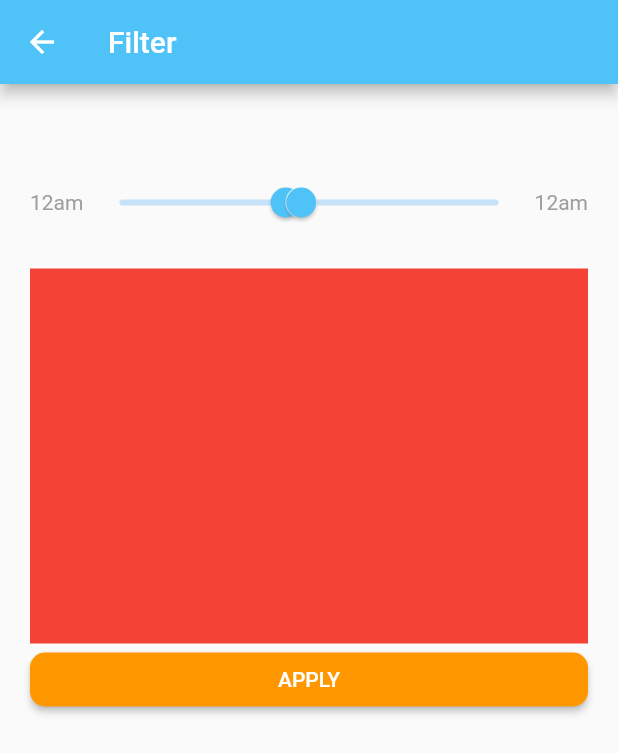
After one commit to Team-Clayton-Cornett/Mobile-App, a Flutter app: the FilterPage screen opened by its route, on a phone screen of 412 x 824 dp. The commit adds this screen. Shown: the top 753 px of the screen. Run offline on Flutter 3.47's test engine with Material 2 defaults, Android fonts, the phone set to English and light mode, and no system bars; our stand-ins replace after_layout, fl_chart, flutter_secure_storage, google_maps_flutter, location, sliding_up_panel; missing offline and left inert: fluster; accounts and stored records are empty.

Commit message:
Added filter page with ability to select time ranges

```diff
--- a/lib/main.dart
+++ b/lib/main.dart
@@ -1,3 +1,4 @@
+import 'package:capstone_app/pages/filter.dart';
 import 'package:capstone_app/pages/garageDetail.dart';
 import 'package:flutter/material.dart';
 
@@ -44,7 +45,8 @@ class MyApp extends StatelessWidget {
         '/forgot_password/validate': (context) => ForgotPasswordValidatePage(),
         '/forgot_password/reset': (context) => ForgotPasswordResetPage(),
         '/create_account': (context) => CreateAccountPage(),
-        '/home/garage_details': (context) => GarageDetailPage()
+        '/home/garage_details': (context) => GarageDetailPage(),
+        '/home/filter': (context) => FilterPage(),
       },
     );
   }
--- /dev/null
+++ b/lib/pages/filter.dart
@@ -0,0 +1,142 @@
+import 'package:capstone_app/repositories/filterRepository.dart';
+import 'package:capstone_app/style/appTheme.dart';
+import 'package:flutter/material.dart';
+
+class FilterPage extends StatefulWidget {
+  @override
+  FilterPageState createState() => FilterPageState();
+}
+
+class FilterPageState extends State<FilterPage> {
+  FilterRepository _filterRepo = FilterRepository.getInstance();
+
+  RangeValues _rangeValues;
+
+  int _getIndexForTimeOfDay(TimeOfDay timeOfDay) {
+    return (timeOfDay.hour * 4) + (timeOfDay.minute / 15).truncate();
+  }
+
+  TimeOfDay _getTimeOfDayForIndex(int index) {
+    int hour = (index / 4).truncate();
+    int minute = (index % 4) * 15;
+
+    return TimeOfDay(hour: hour, minute: minute);
+  }
+
+  void _applyNewFilterParams() {
+    // Replace with date from calendar
+    DateTime now = DateTime.now();
+
+    TimeOfDay newStartTime = _getTimeOfDayForIndex(_rangeValues.start.truncate());
+    DateTime newIntervalStart = DateTime(now.year, now.month, now.day, newStartTime.hour, newStartTime.minute);
+
+    TimeOfDay newEndTime = _getTimeOfDayForIndex(_rangeValues.end.truncate());
+    DateTime newIntervalEnd = DateTime(now.year, now.month, now.day, newEndTime.hour, newEndTime.minute);
+
+    if (newIntervalEnd.isBefore(newIntervalStart) || newIntervalEnd.isAtSameMomentAs(newIntervalStart)) {
+      newIntervalEnd.add(Duration(days: 1));
+    }
+
+    _filterRepo.intervalStart = newIntervalStart;
+    _filterRepo.intervalEnd = newIntervalEnd;
+  }
+
+  @override
+  void initState() {
+    super.initState();
+
+    double rangeStart = _getIndexForTimeOfDay(TimeOfDay.fromDateTime(_filterRepo.intervalStart)).toDouble();
+    double rangeEnd = _getIndexForTimeOfDay(TimeOfDay.fromDateTime(_filterRepo.intervalEnd)).toDouble();
+
+    // Since the time range both starts and ends at 12:00am, if the range end is calculated to be 0,
+    // it really should be the second 12:00am, which is the last index in the range
+    if (rangeEnd == 0) {
+      rangeEnd = 24.0 * 4;
+    }
+
+    _rangeValues = RangeValues(rangeStart, rangeEnd);
+  }
+
+  @override
+  Widget build(BuildContext context) {
+    String startTimeOfDay = _getTimeOfDayForIndex(_rangeValues.start.truncate()).format(context);
+    String endTimeOfDay = _getTimeOfDayForIndex(_rangeValues.end.truncate()).format(context);
+
+    return Scaffold(
+      appBar: AppBar(
+        title: Text('Filter'),
+        centerTitle: false,
+        iconTheme: IconThemeData(
+          color: Colors.white
+        ),
+      ),
+      body: Padding(
+        padding: EdgeInsets.all(20.0),
+        child: Column(
+          children: <Widget>[
+            Padding(
+              padding: EdgeInsets.only(
+                top: 35.0,
+                bottom: 20.0
+              ),
+              child: Row(
+                children: <Widget>[
+                  Text(
+                    '12am',
+                    style: TextStyle(
+                      color: Colors.grey
+                    ),
+                  ),
+                  Expanded(
+                    child: RangeSlider(
+                      values: _rangeValues,
+                      min: 0.0,
+                      max: 24.0 * 4,
+                      divisions: 24 * 4,
+                      onChanged: (RangeValues newValues) {
+                        setState(() {
+                          if (newValues.end - newValues.start >= 1.0) {
+                            _rangeValues = newValues;
+                          }
+                        });
+                      },
+                      labels: RangeLabels('$startTimeOfDay', '$endTimeOfDay'),
+                      activeColor: getAppTheme().primaryColor,
+                    ),
+                  ),
+                  Text(
+                    '12am',
+                    style: TextStyle(
+                      color: Colors.grey
+                    ),
+                  ),
+                ],
+              ),
+            ),
+            // TODO: replace container with calendar for date selection
+            Container(
+              height: 250,
+              color: Colors.red,
+            ),
+            MaterialButton(
+              onPressed: () {
+                _applyNewFilterParams();
+
+                Navigator.pop(context);
+              },
+              minWidth: double.infinity,
+              shape: RoundedRectangleBorder(
+                  borderRadius: BorderRadius.circular(10.0)),
+              color: getAppTheme().accentColor,
+              child: Text(
+                "APPLY",
+                style: TextStyle(color: Colors.white),
+              ),
+            )
+          ],
+        ),
+      ),
+    );
+  }
+
+}
--- a/lib/pages/garageDetail.dart
+++ b/lib/pages/garageDetail.dart
@@ -30,12 +30,16 @@ class GarageDetailPageState extends State<GarageDetailPage> with AfterLayoutMixi
 
   GlobalKey _bottomSheetKey = GlobalKey();
 
-  double _preferedGoogleMapHeight = 0.0;
+  double _preferredGoogleMapHeight = 0.0;
 
   @override
   initState() {
     super.initState();
 
+    _initBars();
+  }
+
+  void _initBars() {
     Duration filterIntervalDuration = _filterRepo.intervalEnd.difference(_filterRepo.intervalStart);
     int numSegmentsInInterval = (filterIntervalDuration.inMinutes / 15).ceil();
 
@@ -60,7 +64,11 @@ class GarageDetailPageState extends State<GarageDetailPage> with AfterLayoutMixi
         IconButton(
           icon: Icon(Icons.filter_list),
           onPressed: () {
-            // TODO: Navigate to filter page
+            Navigator.pushNamed(context, '/home/filter').then((value) {
+              setState(() {
+                _initBars();
+              });
+            });
           },
         )
       ],
@@ -135,6 +143,7 @@ class GarageDetailPageState extends State<GarageDetailPage> with AfterLayoutMixi
             BarChartData(
                 maxY: 1.0,
                 alignment: BarChartAlignment.center,
+                groupsSpace: (constraints.maxWidth / numBars) * 0.2,
                 borderData: FlBorderData(
                     show: true,
                     border: Border(
@@ -204,7 +213,7 @@ class GarageDetailPageState extends State<GarageDetailPage> with AfterLayoutMixi
       body: Stack(
         children: <Widget>[
           Container(
-            height: _preferedGoogleMapHeight == 0 ? MediaQuery.of(context).size.height * 0.45 : _preferedGoogleMapHeight,
+            height: _preferredGoogleMapHeight == 0 ? MediaQuery.of(context).size.height * 0.45 : _preferredGoogleMapHeight,
             child: GoogleMap(
               initialCameraPosition: CameraPosition(
                   target: _garage.location,
@@ -284,7 +293,7 @@ class GarageDetailPageState extends State<GarageDetailPage> with AfterLayoutMixi
     double bottomSheetHeight = bottomSheetRenderBox.size.height;
 
     setState(() {
-      _preferedGoogleMapHeight = MediaQuery.of(context).size.height - bottomSheetHeight;
+      _preferredGoogleMapHeight = MediaQuery.of(context).size.height - bottomSheetHeight;
     });
   }
 }
--- a/lib/pages/home.dart
+++ b/lib/pages/home.dart
@@ -175,7 +175,7 @@ class _HomePageState extends State<HomePage> {
             Icons.filter_list
           ),
           onPressed: () {
-            // TODO: Navigate to filter page
+            Navigator.pushNamed(context, '/home/filter');
           },
         )
       ],
```
